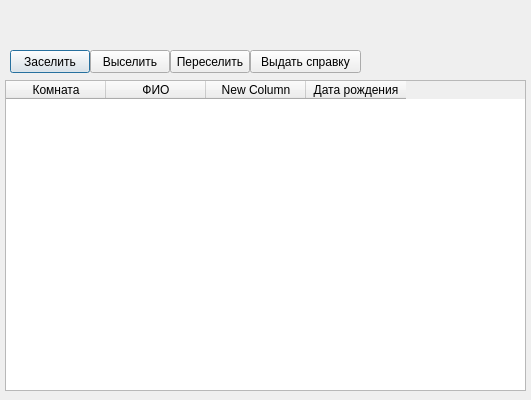
This is dWell/commandantdialog.ui in kashapov17/dWell as Qt 5 draws it before an edit. The edited form follows.
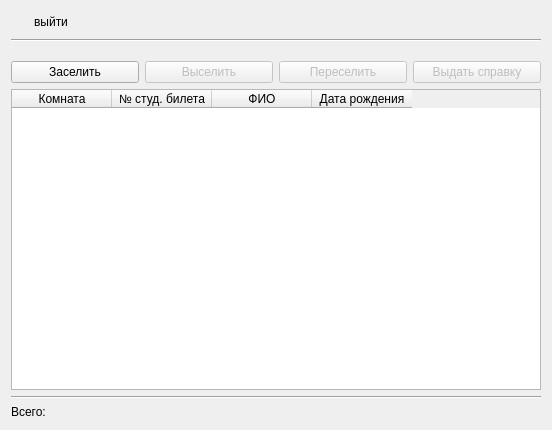
This is the edited form. Icons and pictures are not drawn.

```diff
--- a/dWell/commandantdialog.ui
+++ b/dWell/commandantdialog.ui
@@ -6,96 +6,200 @@
    <rect>
     <x>0</x>
     <y>0</y>
-    <width>531</width>
-    <height>400</height>
+    <width>530</width>
+    <height>430</height>
    </rect>
   </property>
+  <property name="maximumSize">
+   <size>
+    <width>530</width>
+    <height>430</height>
+   </size>
+  </property>
   <property name="windowTitle">
    <string>Dialog</string>
   </property>
-  <widget class="QTableWidget" name="tableWidget">
-   <property name="geometry">
-    <rect>
-     <x>5</x>
-     <y>80</y>
-     <width>521</width>
-     <height>311</height>
-    </rect>
-   </property>
-   <column>
+  <layout class="QVBoxLayout" name="verticalLayout_2">
+   <item>
+    <layout class="QVBoxLayout" name="verticalLayout">
+     <item>
+      <layout class="QHBoxLayout" name="horizontalLayout_2">
+       <item>
+        <widget class="QPushButton" name="pushButton">
+         <property name="maximumSize">
+          <size>
+           <width>80</width>
+           <height>23</height>
+          </size>
+         </property>
     <property name="text">
-     <string>Комната</string>
-    </property>
-   </column>
-   <column>
-    <property name="text">
-     <string>ФИО</string>
-    </property>
-   </column>
-   <column>
-    <property name="text">
-     <string>New Column</string>
-    </property>
-   </column>
-   <column>
-    <property name="text">
-     <string>Дата рождения</string>
-    </property>
-   </column>
-  </widget>
+          <string>выйти</string>
+         </property>
+         <property name="icon">
+          <iconset resource="resources.qrc">
+           <normaloff>:/icons/Go-previous.svg</normaloff>:/icons/Go-previous.svg</iconset>
+         </property>
+         <property name="default">
+          <bool>false</bool>
+         </property>
+         <property name="flat">
+          <bool>true</bool>
+         </property>
+        </widget>
+       </item>
+       <item>
+        <spacer name="horizontalSpacer">
+         <property name="orientation">
+          <enum>Qt::Horizontal</enum>
+         </property>
+         <property name="sizeHint" stdset="0">
+          <size>
+           <width>40</width>
+           <height>20</height>
+          </size>
+         </property>
+        </spacer>
+       </item>
+      </layout>
+     </item>
+     <item>
+      <widget class="Line" name="line_2">
+       <property name="orientation">
+        <enum>Qt::Horizontal</enum>
+       </property>
+      </widget>
+     </item>
+     <item>
+      <spacer name="verticalSpacer_2">
+       <property name="orientation">
+        <enum>Qt::Vertical</enum>
+       </property>
+       <property name="sizeType">
+        <enum>QSizePolicy::Fixed</enum>
+       </property>
+       <property name="sizeHint" stdset="0">
+        <size>
+         <width>20</width>
+         <height>13</height>
+        </size>
+       </property>
+      </spacer>
+     </item>
+     <item>
+      <layout class="QHBoxLayout" name="horizontalLayout">
+       <item>
   <widget class="QPushButton" name="checkinButton">
-   <property name="geometry">
-    <rect>
-     <x>10</x>
-     <y>50</y>
-     <width>80</width>
-     <height>23</height>
-    </rect>
-   </property>
    <property name="text">
     <string>Заселить</string>
    </property>
   </widget>
+       </item>
+       <item>
   <widget class="QPushButton" name="checkoutButton">
-   <property name="geometry">
-    <rect>
-     <x>90</x>
-     <y>50</y>
-     <width>80</width>
-     <height>23</height>
-    </rect>
+         <property name="enabled">
+          <bool>false</bool>
    </property>
    <property name="text">
     <string>Выселить</string>
    </property>
-  </widget>
+         <attribute name="buttonGroup">
+          <string notr="true">buttonGroup</string>
+         </attribute>
+        </widget>
+       </item>
+       <item>
   <widget class="QPushButton" name="relocButton">
-   <property name="geometry">
-    <rect>
-     <x>170</x>
-     <y>50</y>
-     <width>80</width>
-     <height>23</height>
-    </rect>
+         <property name="enabled">
+          <bool>false</bool>
    </property>
    <property name="text">
     <string>Переселить</string>
    </property>
-  </widget>
+         <attribute name="buttonGroup">
+          <string notr="true">buttonGroup</string>
+         </attribute>
+        </widget>
+       </item>
+       <item>
   <widget class="QPushButton" name="giveDocButton">
-   <property name="geometry">
-    <rect>
-     <x>250</x>
-     <y>50</y>
-     <width>111</width>
-     <height>23</height>
-    </rect>
+         <property name="enabled">
+          <bool>false</bool>
    </property>
    <property name="text">
     <string>Выдать справку</string>
    </property>
-  </widget>
- </widget>
- <resources/>
+         <attribute name="buttonGroup">
+          <string notr="true">buttonGroup</string>
+         </attribute>
+        </widget>
+       </item>
+      </layout>
+     </item>
+     <item>
+      <widget class="QTableWidget" name="tableWidget">
+       <property name="minimumSize">
+        <size>
+         <width>530</width>
+         <height>300</height>
+        </size>
+       </property>
+       <property name="maximumSize">
+        <size>
+         <width>530</width>
+         <height>400</height>
+        </size>
+       </property>
+       <property name="sizeAdjustPolicy">
+        <enum>QAbstractScrollArea::AdjustToContents</enum>
+       </property>
+       <property name="textElideMode">
+        <enum>Qt::ElideMiddle</enum>
+       </property>
+       <property name="wordWrap">
+        <bool>false</bool>
+       </property>
+       <column>
+        <property name="text">
+         <string>Комната</string>
+        </property>
+       </column>
+       <column>
+        <property name="text">
+         <string>№ студ. билета</string>
+        </property>
+       </column>
+       <column>
+        <property name="text">
+         <string>ФИО</string>
+        </property>
+       </column>
+       <column>
+        <property name="text">
+         <string>Дата рождения</string>
+        </property>
+       </column>
+      </widget>
+     </item>
+     <item>
+      <widget class="Line" name="line">
+       <property name="orientation">
+        <enum>Qt::Horizontal</enum>
+       </property>
+      </widget>
+     </item>
+     <item>
+      <widget class="QLabel" name="label">
+       <property name="text">
+        <string>Всего:</string>
+       </property>
+      </widget>
+     </item>
+    </layout>
+   </item>
+  </layout>
+ </widget>
+ <resources>
+  <include location="resources.qrc"/>
+ </resources>
  <connections/>
 </ui>
```
Left out of the diff: 3 changed lines with no effect on the pictures. Lines whose indentation alone changed are shown as unchanged.
